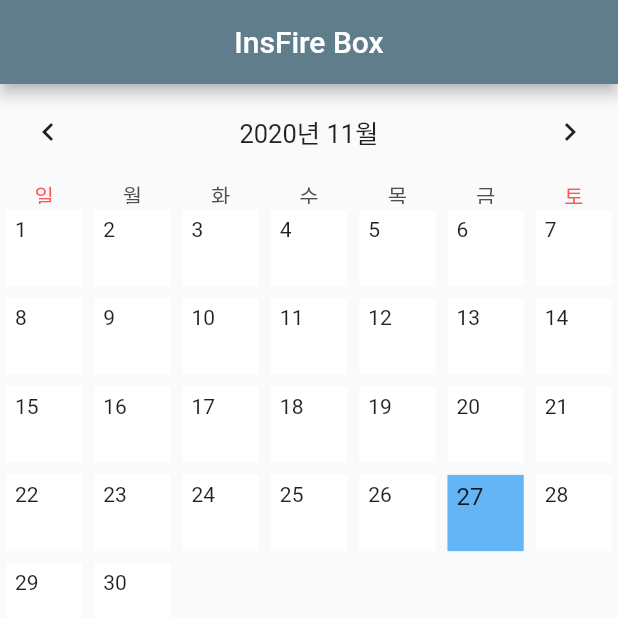
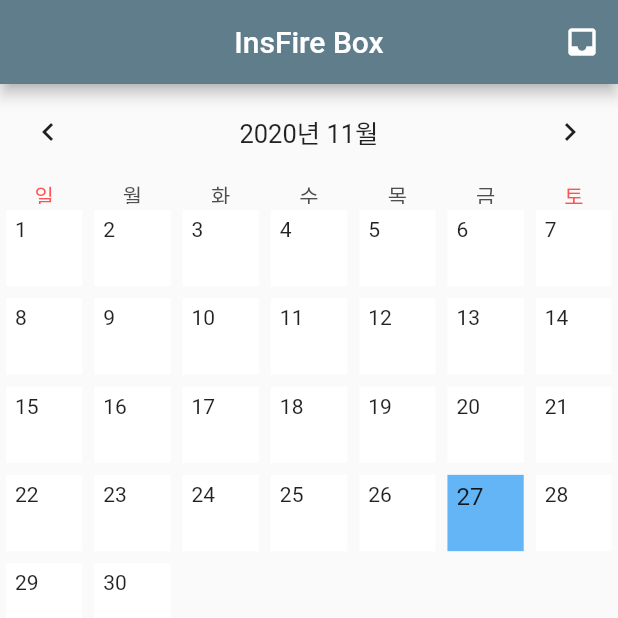
Before and after one commit to srcho8/flutter-project, a Flutter app: the screen it shows after launch, item 3 of the bottom bar chosen, on a phone screen of 412 x 824 dp, the top half of it. Run offline on Flutter 3.47's test engine with Material 2 defaults, Android fonts, the phone set to English and light mode, and no system bars; drawn by our look-alikes of table_calendar; our stand-ins replace animated_splash_screen, firebase_auth, firebase_core, flushbar, flutter_signin_button, font_awesome_flutter and 4 more; accounts and stored records are empty; statements that could not run were skipped.

Commit message:
InsFire Box pos별 body Widget Change 구현.

```diff
--- a/flutter_app_project1/lib/provider/provider_homepage.dart
+++ b/flutter_app_project1/lib/provider/provider_homepage.dart
@@ -1,6 +1,6 @@
 import 'package:flutter/material.dart';
 import 'package:flutter_app_project1/model/photo.dart';
-import 'package:flutter_app_project1/ui/calender_page.dart';
+import 'package:flutter_app_project1/ui/calendar_page.dart';
 import 'package:flutter_app_project1/ui/insfire_page.dart';
 import 'package:flutter_app_project1/ui/memo_page.dart';
 import 'package:flutter_app_project1/ui/mine_page.dart';
@@ -21,7 +21,7 @@ class FirstPageIndex with ChangeNotifier {
   List<Widget> widgetOptions = <Widget>[
     Test2(),
     InsFirePage(),
-    CalenderPage()
+    CalendarPage()
     //MinePage(),
   ];
 
--- a/flutter_app_project1/lib/ui/calender_page.dart
+++ b/flutter_app_project1/lib/ui/calendar_page.dart
@@ -9,20 +9,33 @@ import 'package:table_calendar/table_calendar.dart';
 // Example holidays
 final Map<DateTime, List> _holidays = {};
 
-class CalenderPage extends StatefulWidget {
-  CalenderPage() : super();
+class CalendarPage extends StatefulWidget {
+  CalendarPage() : super();
 
   @override
-  _CalenderPageState createState() => _CalenderPageState();
+  _CalendarPageState createState() => _CalendarPageState();
 }
 
-class _CalenderPageState extends State<CalenderPage>
+class _CalendarPageState extends State<CalendarPage>
     with TickerProviderStateMixin {
   List<Memo> _memoList;
   Map<DateTime, List> _events;
   List _selectedEvents;
   AnimationController _animationController;
   CalendarController _calendarController;
+
+  List<Widget> _getAppbarItemWidget(int pos) {
+    switch (pos) {
+      case 0:
+        return <Widget>[
+          _buildTableCalendarWithBuilders(),
+          const SizedBox(height: 8.0),
+          Expanded(child: _buildEventList()),
+        ];
+      case 1:
+        return <Widget>[_stickyList()];
+    }
+  }
 
   @override
   void initState() {
@@ -72,13 +85,15 @@ class _CalenderPageState extends State<CalenderPage>
                 ToDate(v.datetime).stringToDate().year,
                 ToDate(v.datetime).stringToDate().month,
                 ToDate(v.datetime).stringToDate().day);
-            return _memoList.map((e) => e.datetime).where((e) {
-              return DateTime(
-                      ToDate(e).stringToDate().year,
-                      ToDate(e).stringToDate().month,
-                      ToDate(e).stringToDate().day) ==
-                  tdate;
-            }).toList();
+            return _memoList
+                .where((e) =>
+                    DateTime(
+                        ToDate(e.datetime).stringToDate().year,
+                        ToDate(e.datetime).stringToDate().month,
+                        ToDate(e.datetime).stringToDate().day) ==
+                    tdate)
+                .map((e) => e.title) // 여기서 변환
+                .toList();
           });
 
       return _events;
@@ -102,20 +117,35 @@ class _CalenderPageState extends State<CalenderPage>
     print('CALLBACK: _onCalendarCreated');
   }
 
+  Icon actionIcon = new Icon(Icons.inbox);
+  Widget appBarTitle = new Text("InsFire Box");
+  int _selectedDrawerIndex = 0;
+
   @override
   Widget build(BuildContext context) {
     return Scaffold(
       appBar: AppBar(
-        title: Text('InsFire Box'),
-        centerTitle: true,
-      ),
+          title: Text('InsFire Box'),
+          centerTitle: true,
+          actions: <Widget>[
+            new IconButton(
+              icon: actionIcon,
+              onPressed: () {
+                setState(() {
+                  if (this.actionIcon.icon == Icons.inbox) {
+                    this.actionIcon = new Icon(Icons.calendar_today_rounded);
+                    _selectedDrawerIndex = 1;
+                  } else {
+                    this.actionIcon = new Icon(Icons.inbox);
+                    _selectedDrawerIndex = 0;
+                  }
+                });
+              },
+            ),
+          ]),
       body: Column(
         mainAxisSize: MainAxisSize.max,
-        children: <Widget>[
-          _buildTableCalendarWithBuilders(),
-          const SizedBox(height: 8.0),
-          Expanded(child: _buildEventList()),
-        ],
+        children: _getAppbarItemWidget(_selectedDrawerIndex),
       ),
     );
   }
@@ -298,4 +328,10 @@ class _CalenderPageState extends State<CalenderPage>
           .toList(),
     );
   }
+
+  Widget _stickyList() {
+    return Column(
+      mainAxisSize: MainAxisSize.max,
+    );
+  }
 }
--- a/flutter_app_project1/pubspec.yaml
+++ b/flutter_app_project1/pubspec.yaml
@@ -41,6 +41,7 @@ dependencies:
   path_provider: ^1.6.24
   url_launcher: ^5.7.10
   flushbar: ^1.10.4
+  sticky_headers: ^0.1.8+1
 
 
 
```
